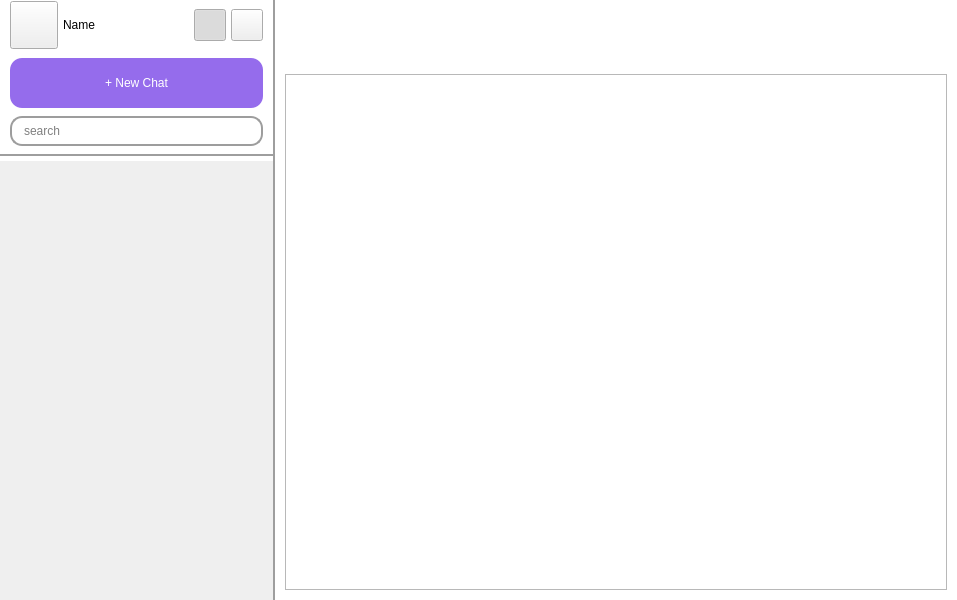
Qt form Client/mainwindow.ui (AP-projects-4001/jan-hafte) before a commit.
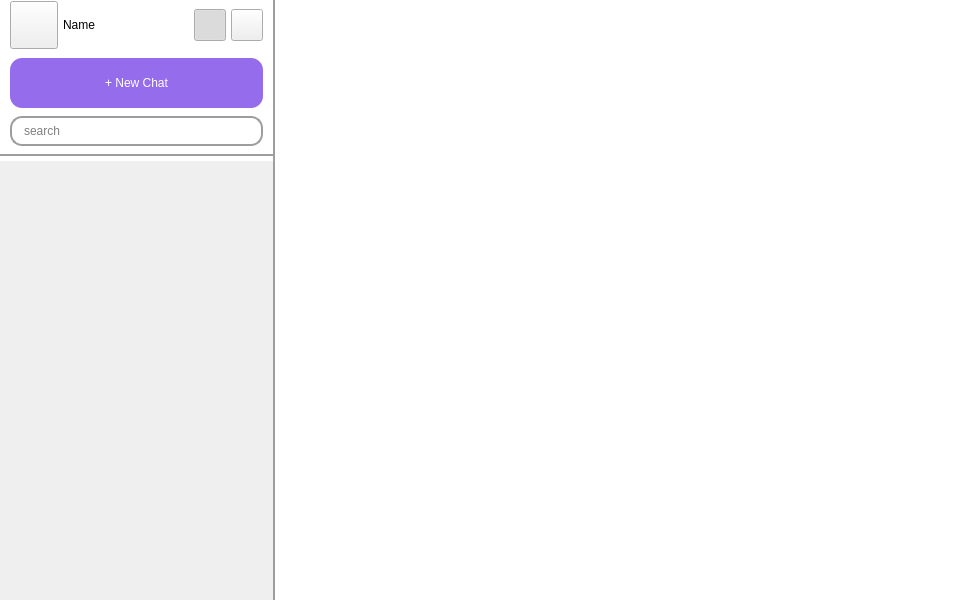
The same form after that commit. The open tabs and pages were chosen to show the change. Icons and pictures are not drawn.

Commit message: Add Graph View :))

```diff
--- a/Client/mainwindow.ui
+++ b/Client/mainwindow.ui
@@ -938,9 +938,6 @@
            <property name="bottomMargin">
             <number>10</number>
            </property>
-           <item>
-            <widget class="QGraphicsView" name="graphicsView"/>
-           </item>
           </layout>
          </widget>
         </widget>
```
The commit also changes 5 other files.
